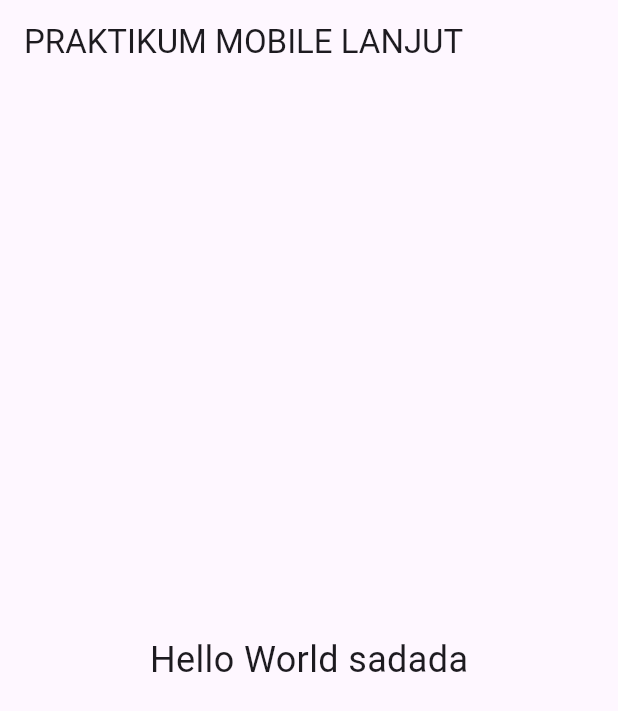
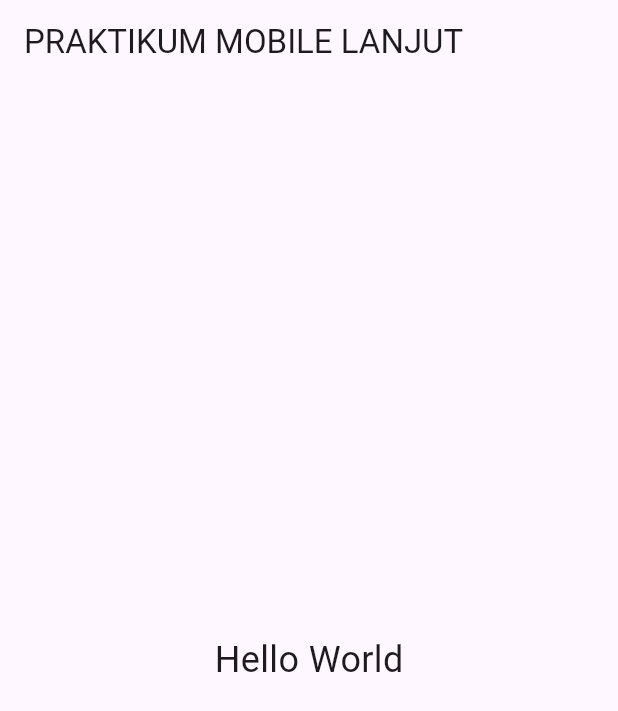
Before and after one commit to Raflysaputra23/prak-mobilelanjut-2417051049, a Flutter app: the screen it shows after launch, on a phone screen of 412 x 824 dp. Shown: the top 711 px of the screen. Run offline on Flutter 3.47's test engine with Material 3 defaults, Android fonts, the phone set to English and light mode, and no system bars.

Commit message:
memperbaiki teks hello world

```diff
--- a/lib/main.dart
+++ b/lib/main.dart
@@ -19,7 +19,7 @@ class MyApp extends StatelessWidget {
           title: const Text("PRAKTIKUM MOBILE LANJUT")
         ),
         body: const Center(
-          child: Text("Hello World sadada", style: TextStyle(fontSize: 24))
+          child: Text("Hello World", style: TextStyle(fontSize: 24))
         ),
       ),
     );
```
